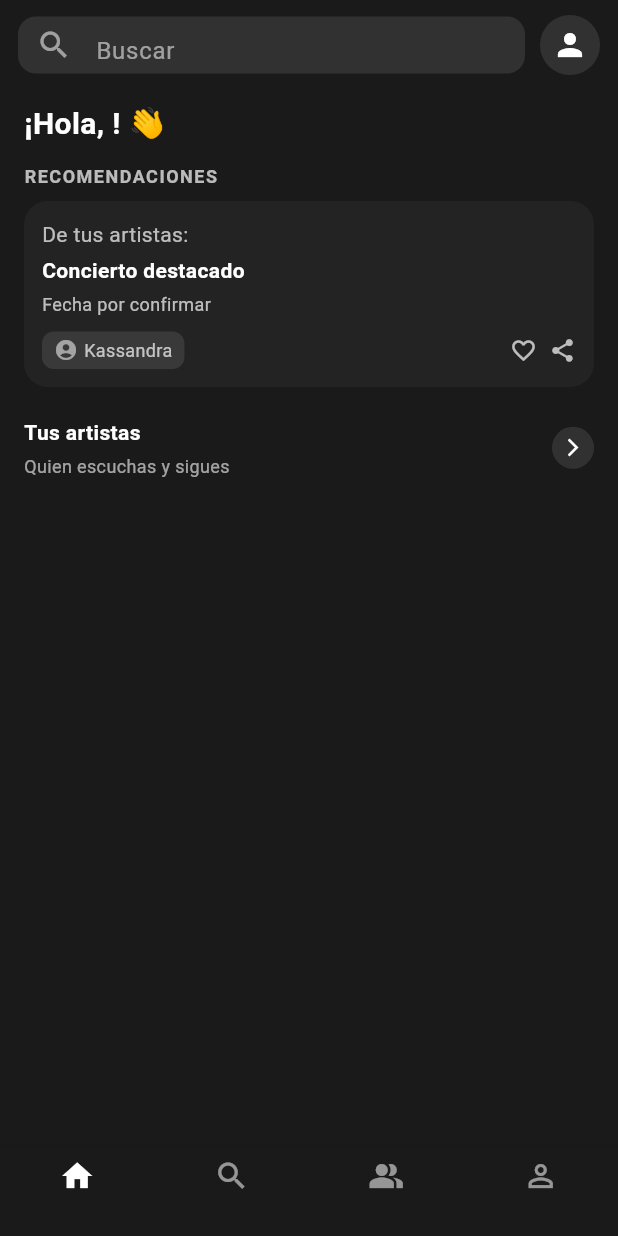
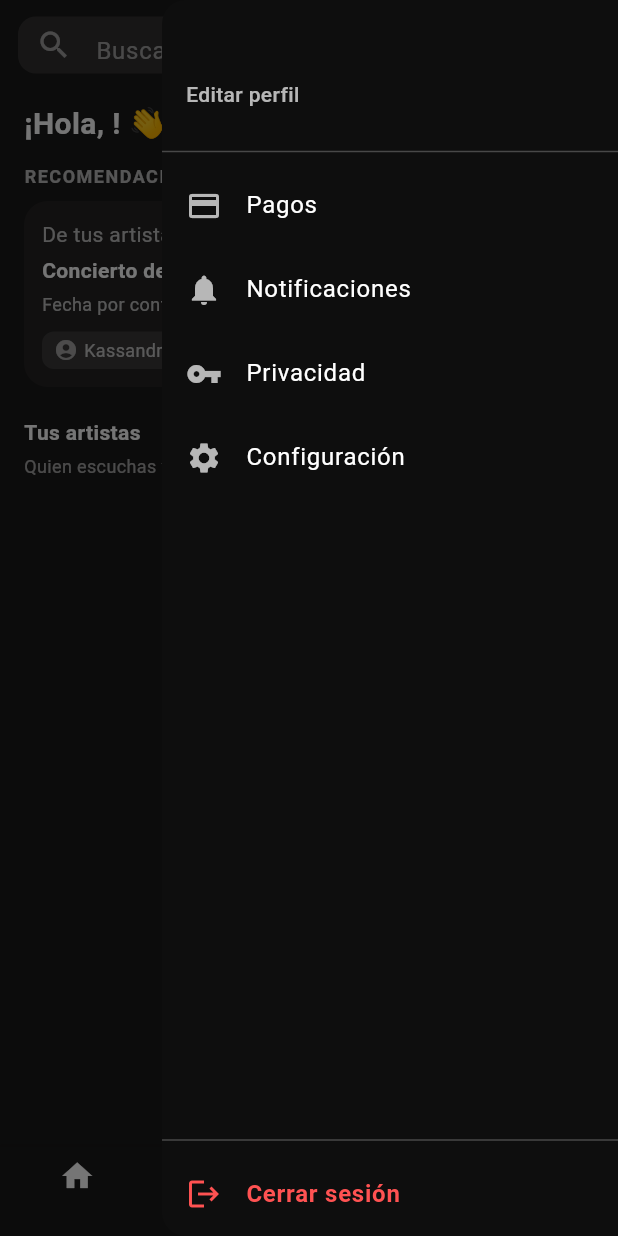
Before and after one commit to ASaez-D/VibraAPP, a Flutter app: the HomeScreen screen opened directly with empty values, with the side drawer open (before the commit the screen has no drawer), on a phone screen of 412 x 824 dp. Run offline on Flutter 3.47's test engine with Material 3 defaults, Android fonts, the phone set to English and light mode, and no system bars; our stand-ins replace firebase_auth, firebase_core, google_fonts, google_sign_in, shared_preferences; missing offline and left inert: flutter_web_auth_2; accounts and stored records are empty; project files that could hold a hidden picture were left out.

Commit message:
Menú lateral y cierre de sesión

```diff
--- a/lib/screens/home_screen.dart
+++ b/lib/screens/home_screen.dart
@@ -1,4 +1,10 @@
 import 'package:flutter/material.dart';
+import 'login_screen.dart';
+import 'settings_screen.dart';
+import 'payments_screen.dart';
+import 'privacity_screen.dart';
+import 'notifications_screen.dart';
+import 'customizeProfile_screen.dart';
 
 class HomeScreen extends StatelessWidget {
   final String displayName;
@@ -41,14 +47,19 @@ class HomeScreen extends StatelessWidget {
 
                 const SizedBox(width: 10),
 
-                // 👤 Icono perfil
-                Container(
-                  decoration: const BoxDecoration(
-                    shape: BoxShape.circle,
-                    color: Colors.white10,
+                // 👤 Icono perfil con Drawer
+                Builder(
+                  builder: (context) => GestureDetector(
+                    onTap: () => Scaffold.of(context).openEndDrawer(),
+                    child: Container(
+                      decoration: const BoxDecoration(
+                        shape: BoxShape.circle,
+                        color: Colors.white10,
+                      ),
+                      padding: const EdgeInsets.all(8),
+                      child: const Icon(Icons.person, color: Colors.white),
+                    ),
                   ),
-                  padding: const EdgeInsets.all(8),
-                  child: const Icon(Icons.person, color: Colors.white),
                 ),
               ],
             ),
@@ -100,22 +111,17 @@ class HomeScreen extends StatelessWidget {
                     style: TextStyle(color: Colors.white70),
                   ),
                   const SizedBox(height: 4),
-
                   const Text(
                     'Concierto destacado',
                     style: TextStyle(
                         color: Colors.white, fontWeight: FontWeight.bold),
                   ),
-
                   const SizedBox(height: 4),
-
                   const Text(
                     'Fecha por confirmar',
                     style: TextStyle(color: Colors.white70, fontSize: 12),
                   ),
-
                   const SizedBox(height: 10),
-
                   Row(
                     children: [
                       Container(
@@ -138,9 +144,7 @@ class HomeScreen extends StatelessWidget {
                           ],
                         ),
                       ),
-
                       const Spacer(),
-
                       const Icon(Icons.favorite_border,
                           color: Colors.white70, size: 18),
                       const SizedBox(width: 8),
@@ -200,6 +204,99 @@ class HomeScreen extends StatelessWidget {
           BottomNavigationBarItem(icon: Icon(Icons.person_outline), label: ''),
         ],
       ),
+
+      // 🔘 Drawer derecho
+      endDrawer: Drawer(
+        backgroundColor: const Color(0xFF0E0E0E),
+        child: SafeArea(
+          child: Column(
+            crossAxisAlignment: CrossAxisAlignment.start,
+            children: [
+              // Nombre + editar perfil
+              Padding(
+                padding:
+                    const EdgeInsets.symmetric(horizontal: 16, vertical: 20),
+                child: Column(
+                  crossAxisAlignment: CrossAxisAlignment.start,
+                  children: [
+                    Text(
+                      displayName,
+                      style: const TextStyle(
+                          color: Colors.white,
+                          fontSize: 20,
+                          fontWeight: FontWeight.bold),
+                    ),
+                    const SizedBox(height: 4),
+                    GestureDetector(
+                      onTap: () {
+                        Navigator.push(
+                          context,
+                          MaterialPageRoute(
+                              builder: (_) => const CustomizeProfileScreen()),
+                        );
+                      },
+                      child: const Text(
+                        "Editar perfil",
+                        style: TextStyle(
+                            color: Colors.white70, fontWeight: FontWeight.w500),
+                      ),
+                    ),
+                  ],
+                ),
+              ),
+              const Divider(color: Colors.white24),
+
+              // Opciones del menú
+              _menuItem(context, "Pagos", Icons.payment,
+                  const PaymentsScreen()),
+              _menuItem(context, "Notificaciones", Icons.notifications,
+                  const NotificationsScreen()),
+              _menuItem(context, "Privacidad", Icons.vpn_key,
+                  const PrivacityScreen()),
+              _menuItem(context, "Configuración", Icons.settings,
+                  const SettingsScreen()),
+
+              const Spacer(),
+
+              const Divider(color: Colors.white24),
+
+              // Cerrar sesión
+              ListTile(
+                leading: const Icon(Icons.logout, color: Colors.redAccent),
+                title: const Text(
+                  "Cerrar sesión",
+                  style: TextStyle(
+                      color: Colors.redAccent, fontWeight: FontWeight.bold),
+                ),
+                onTap: () {
+                  Navigator.of(context).pop();
+                  Navigator.pushReplacement(
+                    context,
+                    MaterialPageRoute(
+                        builder: (_) => const LoginScreen()),
+                  );
+                },
+              ),
+            ],
+          ),
+        ),
+      ),
+    );
+  }
+
+  // Método reusable para items del menú
+  Widget _menuItem(
+      BuildContext context, String title, IconData icon, Widget screen) {
+    return ListTile(
+      leading: Icon(icon, color: Colors.white70),
+      title: Text(title, style: const TextStyle(color: Colors.white)),
+      onTap: () {
+        Navigator.of(context).pop();
+        Navigator.push(
+          context,
+          MaterialPageRoute(builder: (_) => screen),
+        );
+      },
     );
   }
 }
```
Also changed, not shown: lib/screens/customizeProfile_screen.dart (added, +30 -0 lines), lib/screens/notifications_screen.dart (added, +118 -0 lines), lib/screens/payments_screen.dart (added, +85 -0 lines), lib/screens/privacity_screen.dart (added, +95 -0 lines), lib/screens/settings_screen.dart (added, +108 -0 lines), pubspec.lock.
